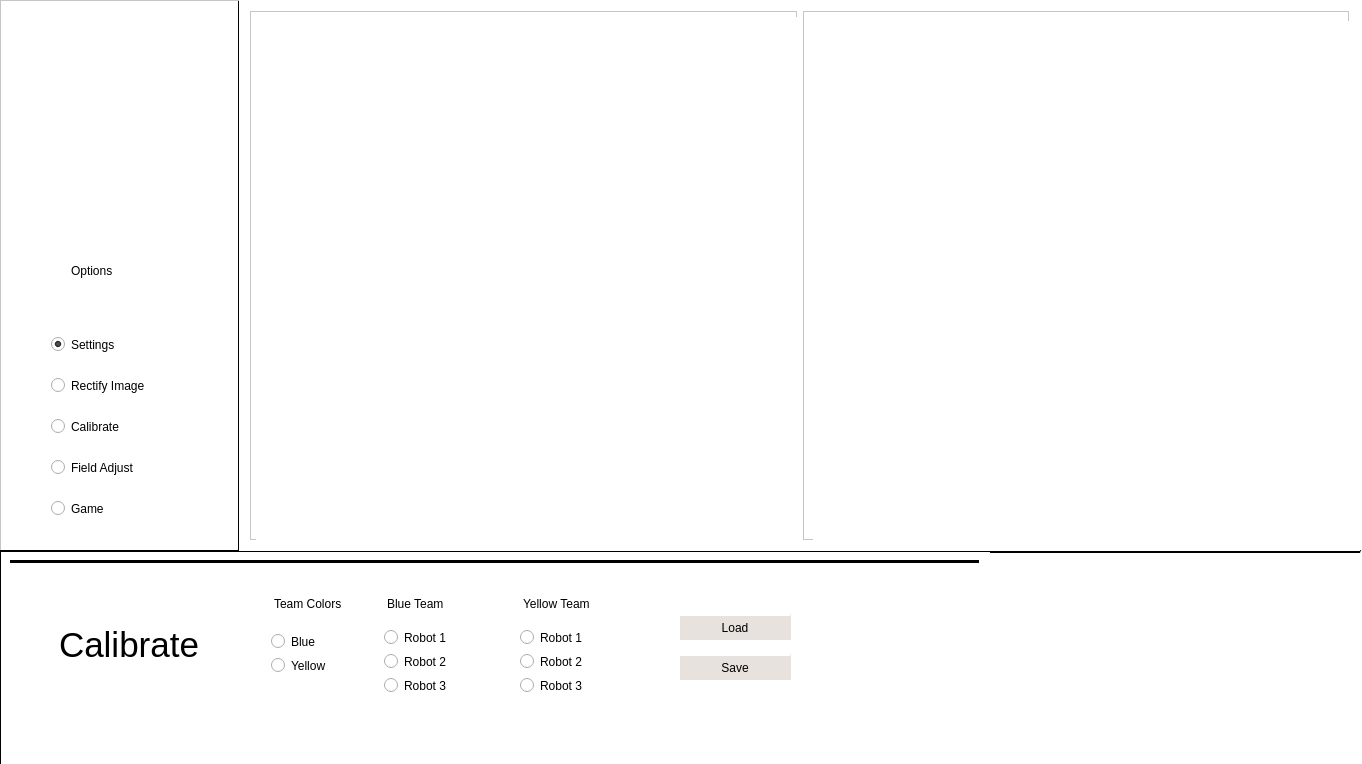
First picture: the form in Interface/mainwindow.ui, repository psenna/RobokVSS_A, before the edit.
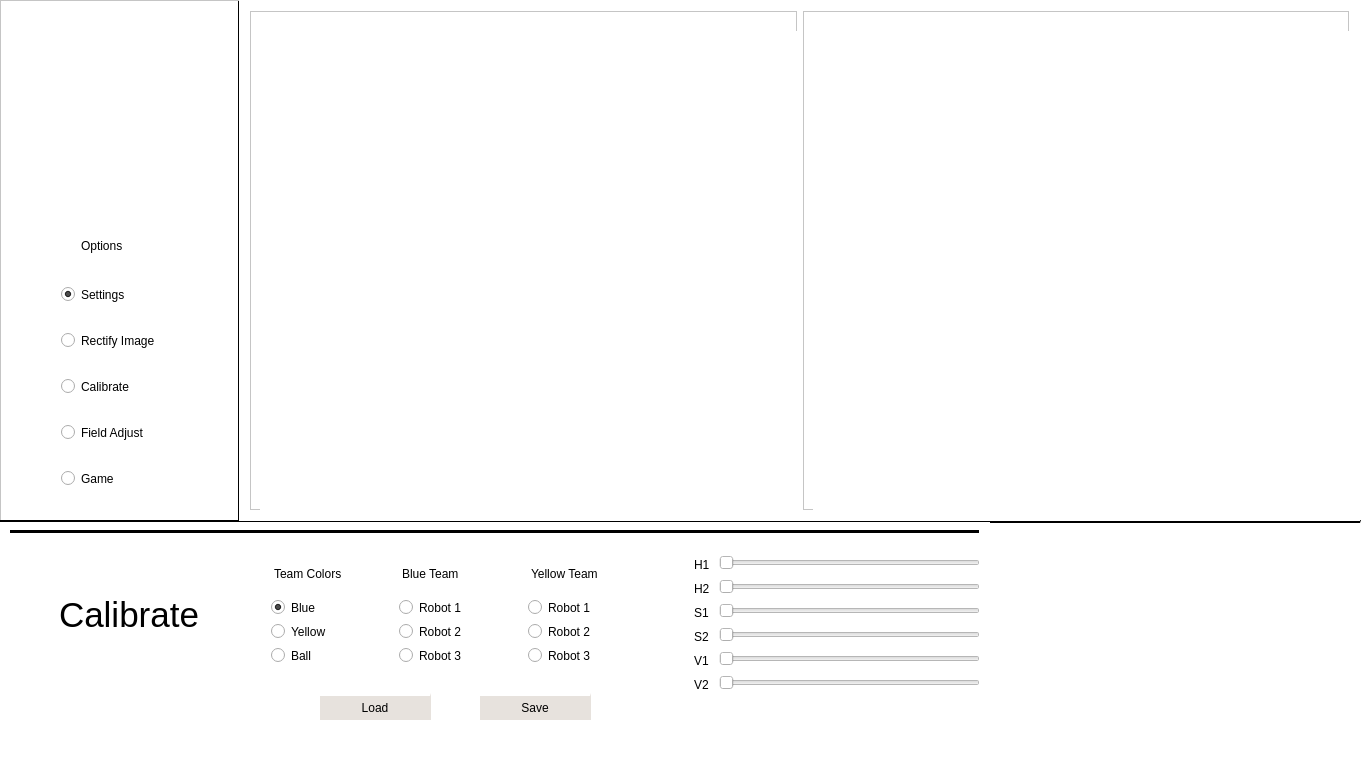
Second picture: the form after the edit. The open tabs and pages were chosen to show the change. Icons and pictures are not drawn.

Commit message: Versão do Avila, Interface acoplada ao projeto Adicionada funções de calibragem e retificação ao vision.h e mouse

The edit to the form file:
```diff
--- a/Interface/mainwindow.ui
+++ b/Interface/mainwindow.ui
@@ -43,8 +43,8 @@
     <widget class="QWidget" name="verticalWidget" native="true">
      <property name="geometry">
       <rect>
-       <x>40</x>
-       <y>220</y>
+       <x>50</x>
+       <y>210</y>
        <width>160</width>
        <height>307</height>
       </rect>
@@ -61,10 +61,13 @@
           <property name="orientation">
            <enum>Qt::Vertical</enum>
           </property>
+          <property name="sizeType">
+           <enum>QSizePolicy::Fixed</enum>
+          </property>
           <property name="sizeHint" stdset="0">
            <size>
             <width>20</width>
-            <height>40</height>
+            <height>20</height>
            </size>
           </property>
          </spacer>
@@ -81,10 +84,13 @@
           <property name="orientation">
            <enum>Qt::Vertical</enum>
           </property>
+          <property name="sizeType">
+           <enum>QSizePolicy::Fixed</enum>
+          </property>
           <property name="sizeHint" stdset="0">
            <size>
             <width>20</width>
-            <height>40</height>
+            <height>20</height>
            </size>
           </property>
          </spacer>
@@ -96,10 +102,13 @@
         <property name="orientation">
          <enum>Qt::Horizontal</enum>
         </property>
+        <property name="sizeType">
+         <enum>QSizePolicy::Fixed</enum>
+        </property>
         <property name="sizeHint" stdset="0">
          <size>
           <width>40</width>
-          <height>20</height>
+          <height>10</height>
          </size>
         </property>
        </spacer>
@@ -122,10 +131,13 @@
         <property name="orientation">
          <enum>Qt::Horizontal</enum>
         </property>
+        <property name="sizeType">
+         <enum>QSizePolicy::Fixed</enum>
+        </property>
         <property name="sizeHint" stdset="0">
          <size>
           <width>40</width>
-          <height>20</height>
+          <height>10</height>
          </size>
         </property>
        </spacer>
@@ -142,10 +154,13 @@
         <property name="orientation">
          <enum>Qt::Horizontal</enum>
         </property>
+        <property name="sizeType">
+         <enum>QSizePolicy::Fixed</enum>
+        </property>
         <property name="sizeHint" stdset="0">
          <size>
           <width>40</width>
-          <height>20</height>
+          <height>10</height>
          </size>
         </property>
        </spacer>
@@ -162,10 +177,13 @@
         <property name="orientation">
          <enum>Qt::Horizontal</enum>
         </property>
+        <property name="sizeType">
+         <enum>QSizePolicy::Fixed</enum>
+        </property>
         <property name="sizeHint" stdset="0">
          <size>
           <width>40</width>
-          <height>20</height>
+          <height>10</height>
          </size>
         </property>
        </spacer>
@@ -182,10 +200,13 @@
         <property name="orientation">
          <enum>Qt::Horizontal</enum>
         </property>
+        <property name="sizeType">
+         <enum>QSizePolicy::Fixed</enum>
+        </property>
         <property name="sizeHint" stdset="0">
          <size>
           <width>40</width>
-          <height>20</height>
+          <height>10</height>
          </size>
         </property>
        </spacer>
@@ -205,7 +226,7 @@
        <x>10</x>
        <y>10</y>
        <width>221</width>
-       <height>211</height>
+       <height>201</height>
       </rect>
      </property>
      <property name="styleSheet">
@@ -218,15 +239,14 @@
     <property name="geometry">
      <rect>
       <x>0</x>
-      <y>550</y>
+      <y>520</y>
       <width>1361</width>
-      <height>221</height>
+      <height>241</height>
      </rect>
     </property>
     <property name="styleSheet">
      <string notr="true">background-color: rgb(255, 255, 255);
-border-top: 3px solid black;
-border-left: 2px solid black</string>
+border-top: 3px solid black;</string>
     </property>
     <property name="frameShape">
      <enum>QFrame::StyledPanel</enum>
@@ -240,7 +260,7 @@
        <x>-1</x>
        <y>-1</y>
        <width>991</width>
-       <height>221</height>
+       <height>241</height>
       </rect>
      </property>
      <layout class="QVBoxLayout" name="verticalLayout_2">
@@ -742,8 +762,8 @@
          <widget class="QPushButton" name="pushButton_5">
           <property name="geometry">
            <rect>
-            <x>670</x>
-            <y>90</y>
+            <x>470</x>
+            <y>160</y>
             <width>111</width>
             <height>27</height>
            </rect>
@@ -758,8 +778,8 @@
          <widget class="QPushButton" name="pushButton_6">
           <property name="geometry">
            <rect>
-            <x>670</x>
-            <y>50</y>
+            <x>310</x>
+            <y>160</y>
             <width>111</width>
             <height>27</height>
            </rect>
@@ -796,6 +816,9 @@
                <property name="text">
                 <string>Blue</string>
                </property>
+               <property name="checked">
+                <bool>true</bool>
+               </property>
               </widget>
              </item>
              <item>
@@ -806,20 +829,11 @@
               </widget>
              </item>
              <item>
-              <spacer name="horizontalSpacer_8">
-               <property name="orientation">
-                <enum>Qt::Horizontal</enum>
+              <widget class="QRadioButton" name="radioButtonBall">
+               <property name="text">
+                <string>Ball</string>
                </property>
-               <property name="sizeType">
-                <enum>QSizePolicy::Fixed</enum>
-               </property>
-               <property name="sizeHint" stdset="0">
-                <size>
-                 <width>107</width>
-                 <height>20</height>
-                </size>
-               </property>
-              </spacer>
+              </widget>
              </item>
             </layout>
            </item>
@@ -892,6 +906,120 @@
            </item>
           </layout>
          </widget>
+         <widget class="QWidget" name="formLayoutWidget">
+          <property name="geometry">
+           <rect>
+            <x>670</x>
+            <y>10</y>
+            <width>311</width>
+            <height>188</height>
+           </rect>
+          </property>
+          <layout class="QFormLayout" name="formLayout">
+           <item row="0" column="0">
+            <widget class="QLabel" name="label_27">
+             <property name="text">
+              <string>H1</string>
+             </property>
+            </widget>
+           </item>
+           <item row="0" column="1">
+            <widget class="QSlider" name="horizontalSliderh1">
+             <property name="maximum">
+              <number>180</number>
+             </property>
+             <property name="orientation">
+              <enum>Qt::Horizontal</enum>
+             </property>
+            </widget>
+           </item>
+           <item row="1" column="0">
+            <widget class="QLabel" name="label_28">
+             <property name="text">
+              <string>H2</string>
+             </property>
+            </widget>
+           </item>
+           <item row="1" column="1">
+            <widget class="QSlider" name="horizontalSliderh2">
+             <property name="maximum">
+              <number>180</number>
+             </property>
+             <property name="orientation">
+              <enum>Qt::Horizontal</enum>
+             </property>
+            </widget>
+           </item>
+           <item row="2" column="0">
+            <widget class="QLabel" name="label_29">
+             <property name="text">
+              <string>S1</string>
+             </property>
+            </widget>
+           </item>
+           <item row="3" column="0">
+            <widget class="QLabel" name="label_30">
+             <property name="text">
+              <string>S2</string>
+             </property>
+            </widget>
+           </item>
+           <item row="4" column="0">
+            <widget class="QLabel" name="label_31">
+             <property name="text">
+              <string>V1</string>
+             </property>
+            </widget>
+           </item>
+           <item row="5" column="0">
+            <widget class="QLabel" name="label_32">
+             <property name="text">
+              <string>V2</string>
+             </property>
+            </widget>
+           </item>
+           <item row="2" column="1">
+            <widget class="QSlider" name="horizontalSliders1">
+             <property name="maximum">
+              <number>255</number>
+             </property>
+             <property name="orientation">
+              <enum>Qt::Horizontal</enum>
+             </property>
+            </widget>
+           </item>
+           <item row="3" column="1">
+            <widget class="QSlider" name="horizontalSliders2">
+             <property name="maximum">
+              <number>255</number>
+             </property>
+             <property name="orientation">
+              <enum>Qt::Horizontal</enum>
+             </property>
+            </widget>
+           </item>
+           <item row="4" column="1">
+            <widget class="QSlider" name="horizontalSliderv1">
+             <property name="maximum">
+              <number>255</number>
+             </property>
+             <property name="orientation">
+              <enum>Qt::Horizontal</enum>
+             </property>
+            </widget>
+           </item>
+           <item row="5" column="1">
+            <widget class="QSlider" name="horizontalSliderv2">
+             <property name="maximum">
+              <number>255</number>
+             </property>
+             <property name="orientation">
+              <enum>Qt::Horizontal</enum>
+             </property>
+            </widget>
+           </item>
+          </layout>
+         </widget>
         </widget>
         <widget class="QWidget" name="FieldAdjust">
          <property name="styleSheet">
@@ -1337,7 +1465,7 @@
       <x>239</x>
       <y>0</y>
       <width>1121</width>
-      <height>551</height>
+      <height>521</height>
      </rect>
     </property>
     <layout class="QHBoxLayout" name="horizontalLayout_2">
@@ -1355,10 +1483,10 @@
        <widget class="QLabel" name="label_2">
         <property name="geometry">
          <rect>
-          <x>6</x>
-          <y>6</y>
+          <x>10</x>
+          <y>20</y>
           <width>541</width>
-          <height>531</height>
+          <height>481</height>
          </rect>
         </property>
         <property name="text">
@@ -1382,9 +1510,9 @@
         <property name="geometry">
          <rect>
           <x>10</x>
-          <y>10</y>
+          <y>20</y>
           <width>541</width>
-          <height>531</height>
+          <height>491</height>
          </rect>
         </property>
         <property name="text">
```
Left out of the diff: 16 changed lines with no effect on the pictures. The commit also changes 5 other files.
